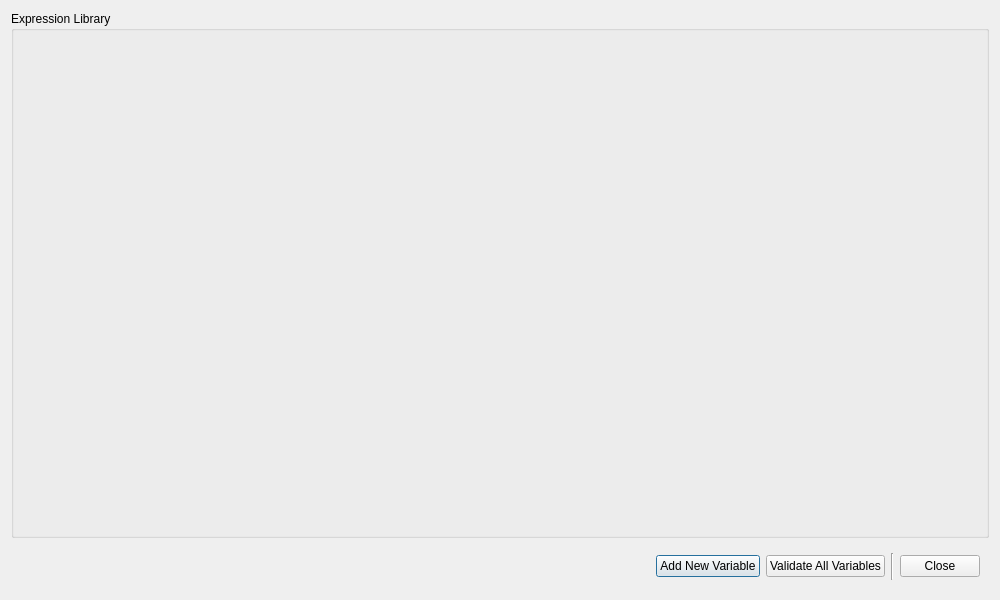
Before: the Qt Designer form opus_gui/config/generalmanager/all_variables_edit.ui in psrc/urbansim, drawn with Qt 5.
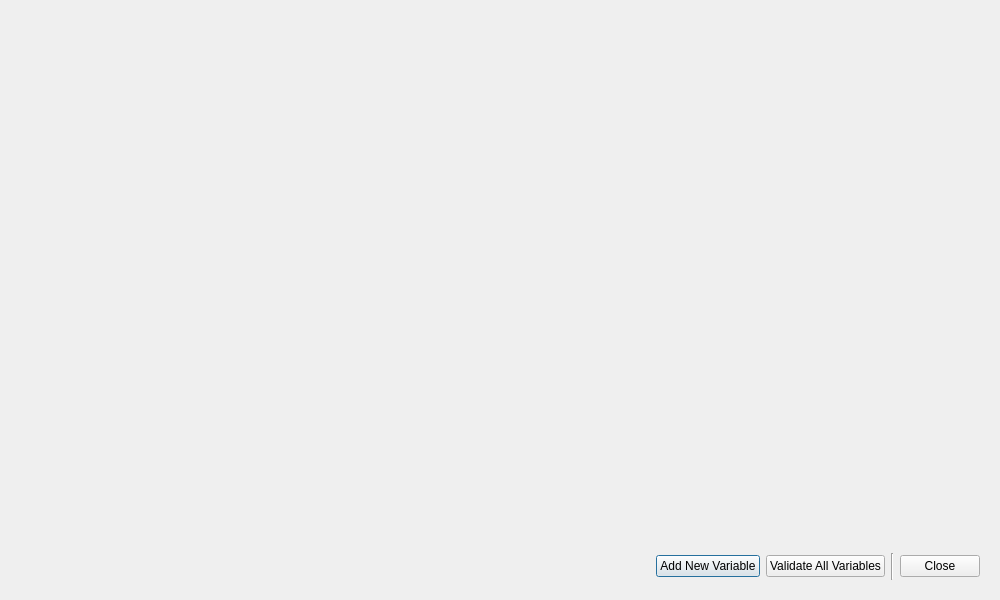
After: the same form once the commit is applied.

Commit message: removing group box

What changed in the file:
```diff
--- a/opus_gui/config/generalmanager/all_variables_edit.ui
+++ b/opus_gui/config/generalmanager/all_variables_edit.ui
@@ -15,11 +15,8 @@
   </property>
   <layout class="QVBoxLayout" >
    <item>
-    <widget class="QGroupBox" name="variableBox" >
-     <property name="title" >
-      <string>Expression Library</string>
-     </property>
-     <layout class="QGridLayout" />
+    <widget class="QWidget" native="1" name="variableBox" >
+     <layout class="QGridLayout" name="gridLayout" />
     </widget>
    </item>
    <item>
```
The commit also changes 3 other files.
